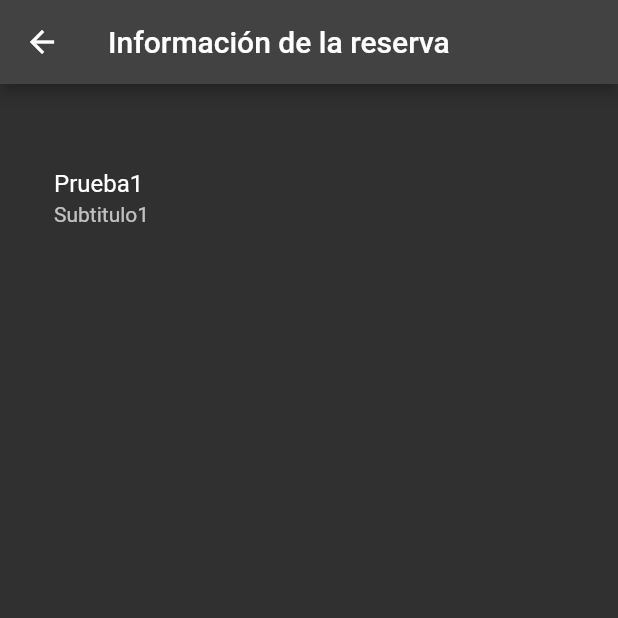
After one commit to llatzer-dev/DAMROOMS_Flutter, a Flutter app: the ReservaAllInfoScreen screen opened by its route, on a phone screen of 412 x 824 dp, the top half of it. The commit adds this screen. Run offline on Flutter 3.47's test engine with Material 2 defaults, Android fonts, the phone set to English and light mode, and no system bars; missing offline and left inert: dart:ffi.

Commit message:
add reserva_all_info
Se ha añadido la pantalla2. Se ha añadido la ruta, y el botón en el widget de Reserva que lleva a la pantalla2.

```diff
--- a/damroomsapp/lib/main.dart
+++ b/damroomsapp/lib/main.dart
@@ -1,5 +1,6 @@
 // ignore_for_file: use_key_in_widget_constructors, prefer_const_literals_to_create_immutables
 
+import 'package:damroomsapp/pages/reserva_all_info_page.dart';
 import 'package:flutter/material.dart';
 import 'package:flutter/services.dart';
 import 'package:flutter_localizations/flutter_localizations.dart';
@@ -27,7 +28,8 @@ class MyApp extends StatelessWidget {
       ],
       initialRoute: 'reservas_existentes_page',
       routes: {
-        'reservas_existentes_page': (_) => const ReservasExistentesScreen()
+        'reservas_existentes_page': (_) => const ReservasExistentesScreen(),
+        'reserva_all_info_page': (_) => const ReservaAllInfoScreen(),
       },
     );
   }
--- /dev/null
+++ b/damroomsapp/lib/pages/reserva_all_info_page.dart
@@ -0,0 +1,41 @@
+import 'package:flutter/material.dart';
+
+class ReservaAllInfoScreen extends StatefulWidget {
+  const ReservaAllInfoScreen({Key? key}) : super(key: key);
+
+  @override
+  State<ReservaAllInfoScreen> createState() => _ReservaAllInfoScreenState();
+}
+
+class _ReservaAllInfoScreenState extends State<ReservaAllInfoScreen> {
+  @override
+  Widget build(BuildContext context) {
+    return Scaffold(
+      appBar: AppBar(
+        title: const Text('Información de la reserva'),
+      ),
+      body: ListView(
+        padding: const EdgeInsets.symmetric(horizontal: 10, vertical: 30),
+        children: [
+          allInfo(),
+        ],
+      ),
+    );
+  }
+
+  Widget allInfo() {
+    return Container(
+      child: Padding(
+        padding: const EdgeInsets.all(10),
+        child: Column(
+          children: const [
+            ListTile(
+              title: Text('Prueba1'),
+              subtitle: Text('Subtitulo1'),
+            )
+          ],
+        ),
+      ),
+    );
+  }
+}
--- a/damroomsapp/lib/pages/reservas_existentes_page.dart
+++ b/damroomsapp/lib/pages/reservas_existentes_page.dart
@@ -1,4 +1,5 @@
 import 'package:damroomsapp/models/cliente_model.dart';
+import 'package:damroomsapp/pages/reserva_all_info_page.dart';
 import 'package:damroomsapp/providers/cliente_provider.dart';
 import 'package:damroomsapp/providers/reservas_provider.dart';
 import 'package:flutter/material.dart';
@@ -189,6 +190,7 @@ class _ReservasExistentesScreenState extends State<ReservasExistentesScreen> {
       itemCount: reservas.length,
       itemBuilder: (BuildContext context, int index) {
         // Datos de la reserva
+        final reserva = reservas[index];
         final codReserva = reservas[index].codReserva;
         final fechaInicio = reservas[index].fechaInicio;
         final fechaFin = reservas[index].fechaFin;
@@ -285,7 +287,13 @@ class _ReservasExistentesScreenState extends State<ReservasExistentesScreen> {
                               },
                             );
                           },
-                        )
+                        ),
+                        TextButton(
+                          child: const Text('+ Info'),
+                          onPressed: () => Navigator.pushNamed(
+                              context, 'reserva_all_info_page',
+                              arguments: reserva),
+                        ),
                       ],
                     )
                   ],
```
